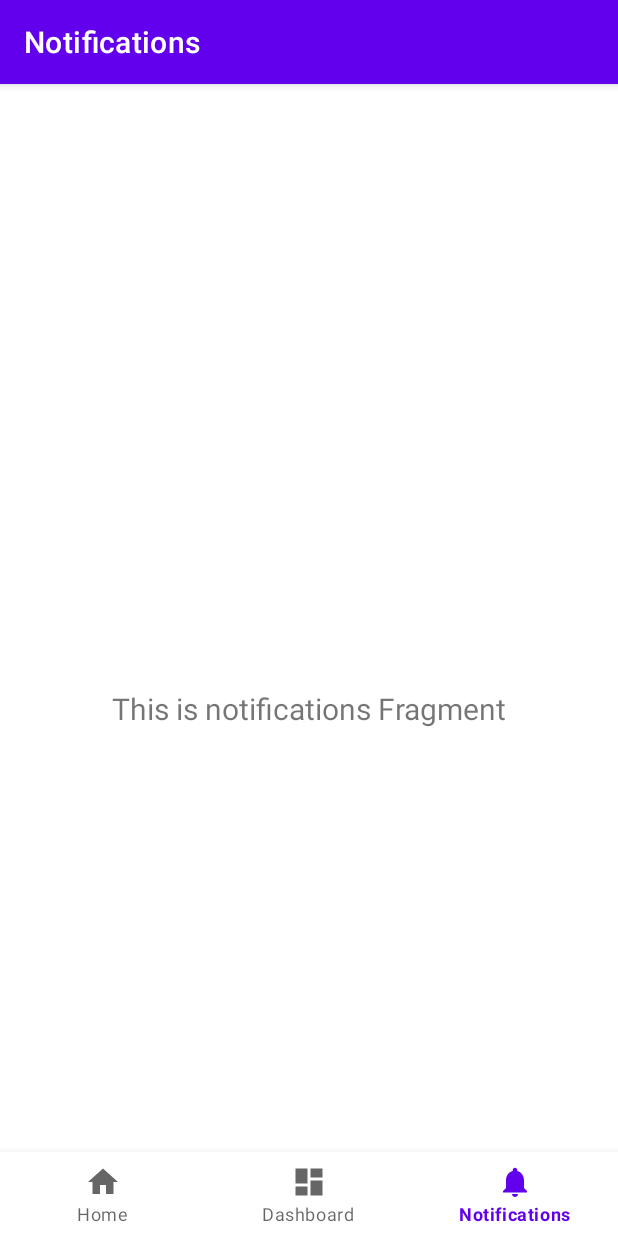
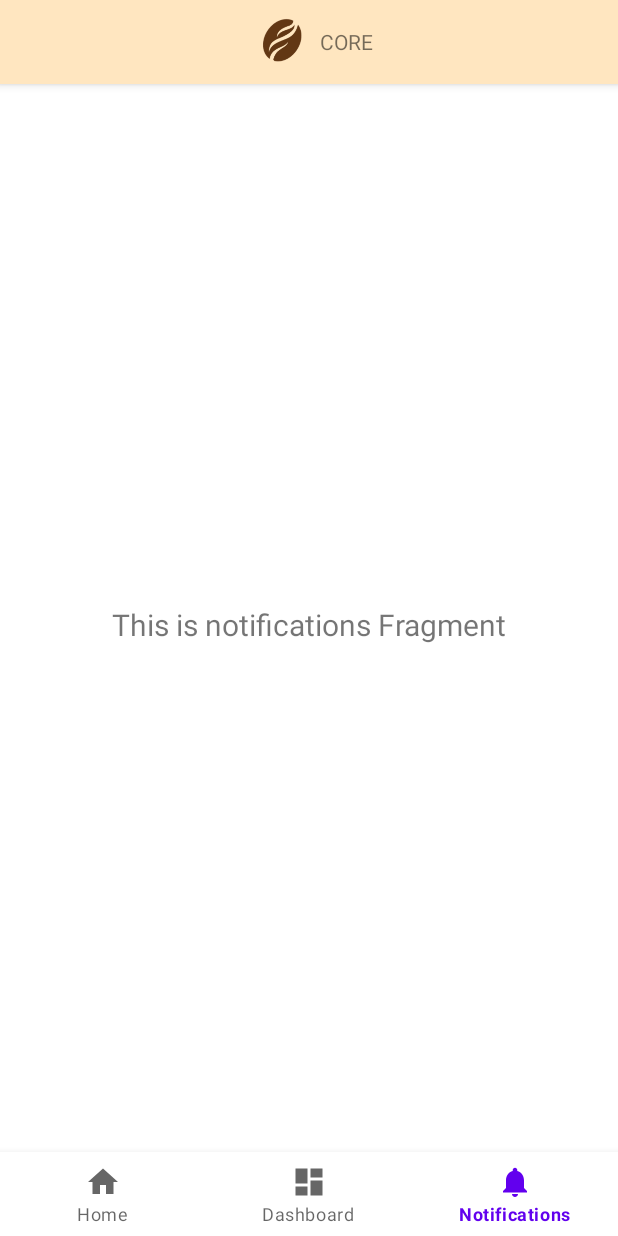
Before and after one commit to qoolqas/Core-CoffeApp, an Android app: the ProfileFragment screen opened through its navigation route, on a phone screen of 412 x 824 dp. Run offline under Robolectric (Android 15) with nearby library versions, the phone set to English and light mode, and no system bars; our stand-ins replace navigation-ui.

```diff
--- a/app/build.gradle
+++ b/app/build.gradle
@@ -45,6 +45,7 @@ dependencies {
     implementation 'androidx.lifecycle:lifecycle-viewmodel-ktx:2.3.1'
     implementation 'androidx.navigation:navigation-fragment-ktx:2.3.5'
     implementation 'androidx.navigation:navigation-ui-ktx:2.3.5'
+    implementation 'androidx.legacy:legacy-support-v4:1.0.0'
     testImplementation 'junit:junit:4.+'
     androidTestImplementation 'androidx.test.ext:junit:1.1.2'
     androidTestImplementation 'androidx.test.espresso:espresso-core:3.3.0'
--- a/app/src/main/AndroidManifest.xml
+++ b/app/src/main/AndroidManifest.xml
@@ -9,6 +9,7 @@
         android:roundIcon="@mipmap/ic_launcher_round"
         android:supportsRtl="true"
         android:theme="@style/Theme.Core">
+        <activity android:name=".ui.auth.AuthActivity"></activity>
         <activity
             android:name=".MainActivity"
             android:label="@string/app_name">
--- a/app/src/main/java/com/raveendra/core/MainActivity.kt
+++ b/app/src/main/java/com/raveendra/core/MainActivity.kt
@@ -20,6 +20,7 @@ class MainActivity : AppCompatActivity() {
         // menu should be considered as top level destinations.
         val appBarConfiguration = AppBarConfiguration(setOf(
                 R.id.navigation_home, R.id.navigation_dashboard, R.id.navigation_notifications))
+        supportActionBar?.hide()
         setupActionBarWithNavController(navController, appBarConfiguration)
         navView.setupWithNavController(navController)
     }
--- a/app/src/main/java/com/raveendra/core/ui/notifications/NotificationsFragment.kt
+++ b/app/src/main/java/com/raveendra/core/ui/profile/ProfileFragment.kt
@@ -1,4 +1,4 @@
-package com.raveendra.core.ui.notifications
+package com.raveendra.core.ui.profile
 
 import android.os.Bundle
 import android.view.LayoutInflater
@@ -10,20 +10,20 @@ import androidx.lifecycle.Observer
 import androidx.lifecycle.ViewModelProvider
 import com.raveendra.core.R
 
-class NotificationsFragment : Fragment() {
+class ProfileFragment : Fragment() {
 
-    private lateinit var notificationsViewModel: NotificationsViewModel
+    private lateinit var profileViewModel: ProfileViewModel
 
     override fun onCreateView(
             inflater: LayoutInflater,
             container: ViewGroup?,
             savedInstanceState: Bundle?
     ): View? {
-        notificationsViewModel =
-                ViewModelProvider(this).get(NotificationsViewModel::class.java)
-        val root = inflater.inflate(R.layout.fragment_notifications, container, false)
+        profileViewModel =
+                ViewModelProvider(this).get(ProfileViewModel::class.java)
+        val root = inflater.inflate(R.layout.fragment_profile, container, false)
         val textView: TextView = root.findViewById(R.id.text_notifications)
-        notificationsViewModel.text.observe(viewLifecycleOwner, Observer {
+        profileViewModel.text.observe(viewLifecycleOwner, Observer {
             textView.text = it
         })
         return root
--- a/app/src/main/java/com/raveendra/core/ui/notifications/NotificationsViewModel.kt
+++ b/app/src/main/java/com/raveendra/core/ui/profile/ProfileViewModel.kt
@@ -1,10 +1,10 @@
-package com.raveendra.core.ui.notifications
+package com.raveendra.core.ui.profile
 
 import androidx.lifecycle.LiveData
 import androidx.lifecycle.MutableLiveData
 import androidx.lifecycle.ViewModel
 
-class NotificationsViewModel : ViewModel() {
+class ProfileViewModel : ViewModel() {
 
     private val _text = MutableLiveData<String>().apply {
         value = "This is notifications Fragment"
--- a/app/src/main/res/layout/activity_main.xml
+++ b/app/src/main/res/layout/activity_main.xml
@@ -3,8 +3,44 @@
     xmlns:app="http://schemas.android.com/apk/res-auto"
     android:id="@+id/container"
     android:layout_width="match_parent"
-    android:layout_height="match_parent"
-    android:paddingTop="?attr/actionBarSize">
+    android:layout_height="match_parent">
+
+    <com.google.android.material.appbar.AppBarLayout
+        android:id="@+id/appBarLayout"
+        android:layout_width="match_parent"
+        android:layout_height="wrap_content"
+        app:layout_constraintEnd_toEndOf="parent"
+        app:layout_constraintStart_toStartOf="parent"
+        app:layout_constraintTop_toTopOf="parent">
+
+        <androidx.appcompat.widget.Toolbar
+            android:id="@+id/toolbar"
+            android:layout_width="match_parent"
+            android:layout_height="wrap_content"
+            android:background="#FFE6C0"
+            android:minHeight="?attr/actionBarSize">
+
+            <LinearLayout
+                android:layout_width="match_parent"
+                android:layout_height="wrap_content"
+                android:layout_marginEnd="16dp"
+                android:gravity="center">
+
+
+                <ImageView
+                    android:id="@+id/circle_imageView"
+                    android:layout_width="50dp"
+                    android:layout_height="50dp"
+                    android:padding="8dp"
+                    android:src="@drawable/logo" />
+
+                <TextView
+                    android:layout_width="wrap_content"
+                    android:layout_height="wrap_content"
+                    android:text="CORE"/>
+            </LinearLayout>
+        </androidx.appcompat.widget.Toolbar>
+    </com.google.android.material.appbar.AppBarLayout>
 
     <com.google.android.material.bottomnavigation.BottomNavigationView
         android:id="@+id/nav_view"
@@ -27,7 +63,7 @@
         app:layout_constraintBottom_toTopOf="@id/nav_view"
         app:layout_constraintLeft_toLeftOf="parent"
         app:layout_constraintRight_toRightOf="parent"
-        app:layout_constraintTop_toTopOf="parent"
+        app:layout_constraintTop_toBottomOf="@+id/appBarLayout"
         app:navGraph="@navigation/mobile_navigation" />
 
 </androidx.constraintlayout.widget.ConstraintLayout>
--- a/app/src/main/res/layout/fragment_notifications.xml
+++ b/app/src/main/res/layout/fragment_profile.xml
@@ -4,7 +4,7 @@
     xmlns:tools="http://schemas.android.com/tools"
     android:layout_width="match_parent"
     android:layout_height="match_parent"
-    tools:context=".ui.notifications.NotificationsFragment">
+    tools:context=".ui.profile.ProfileFragment">
 
     <TextView
         android:id="@+id/text_notifications"
--- a/app/src/main/res/navigation/mobile_navigation.xml
+++ b/app/src/main/res/navigation/mobile_navigation.xml
@@ -19,7 +19,7 @@
 
     <fragment
         android:id="@+id/navigation_notifications"
-        android:name="com.raveendra.core.ui.notifications.NotificationsFragment"
+        android:name="com.raveendra.core.ui.profile.ProfileFragment"
         android:label="@string/title_notifications"
-        tools:layout="@layout/fragment_notifications" />
+        tools:layout="@layout/fragment_profile" />
 </navigation>
--- a/app/src/main/res/values-night/themes.xml
+++ /dev/null
@@ -1,16 +0,0 @@
-<resources xmlns:tools="http://schemas.android.com/tools">
-    <!-- Base application theme. -->
-    <style name="Theme.Core" parent="Theme.MaterialComponents.DayNight.DarkActionBar">
-        <!-- Primary brand color. -->
-        <item name="colorPrimary">@color/purple_200</item>
-        <item name="colorPrimaryVariant">@color/purple_700</item>
-        <item name="colorOnPrimary">@color/black</item>
-        <!-- Secondary brand color. -->
-        <item name="colorSecondary">@color/teal_200</item>
-        <item name="colorSecondaryVariant">@color/teal_200</item>
-        <item name="colorOnSecondary">@color/black</item>
-        <!-- Status bar color. -->
-        <item name="android:statusBarColor" tools:targetApi="l">?attr/colorPrimaryVariant</item>
-        <!-- Customize your theme here. -->
-    </style>
-</resources>
--- a/app/src/main/res/values/strings.xml
+++ b/app/src/main/res/values/strings.xml
@@ -3,4 +3,6 @@
     <string name="title_home">Home</string>
     <string name="title_dashboard">Dashboard</string>
     <string name="title_notifications">Notifications</string>
+    <!-- TODO: Remove or change this placeholder text -->
+    <string name="hello_blank_fragment">Hello blank fragment</string>
 </resources>
--- a/app/src/main/res/values/themes.xml
+++ b/app/src/main/res/values/themes.xml
@@ -1,6 +1,6 @@
 <resources xmlns:tools="http://schemas.android.com/tools">
     <!-- Base application theme. -->
-    <style name="Theme.Core" parent="Theme.MaterialComponents.DayNight.DarkActionBar">
+    <style name="Theme.Core" parent="Theme.MaterialComponents.Light.DarkActionBar">
         <!-- Primary brand color. -->
         <item name="colorPrimary">@color/purple_500</item>
         <item name="colorPrimaryVariant">@color/purple_700</item>
```
Also changed, not shown: app/src/main/java/com/raveendra/core/ui/auth/AuthActivity.kt (added, +12 -0 lines), app/src/main/java/com/raveendra/core/ui/auth/login/LoginFragment.kt (added, +21 -0 lines), app/src/main/java/com/raveendra/core/ui/auth/register/RegisterFragment.kt (added, +21 -0 lines), app/src/main/res/layout/activity_auth.xml (added, +15 -0 lines), app/src/main/res/layout/fragment_login.xml (added, +14 -0 lines), app/src/main/res/layout/fragment_register.xml (added, +14 -0 lines), app/src/main/res/navigation/nav_login.xml (added, +19 -0 lines), app/src/main/res/drawable-v24/logo.png (added).
